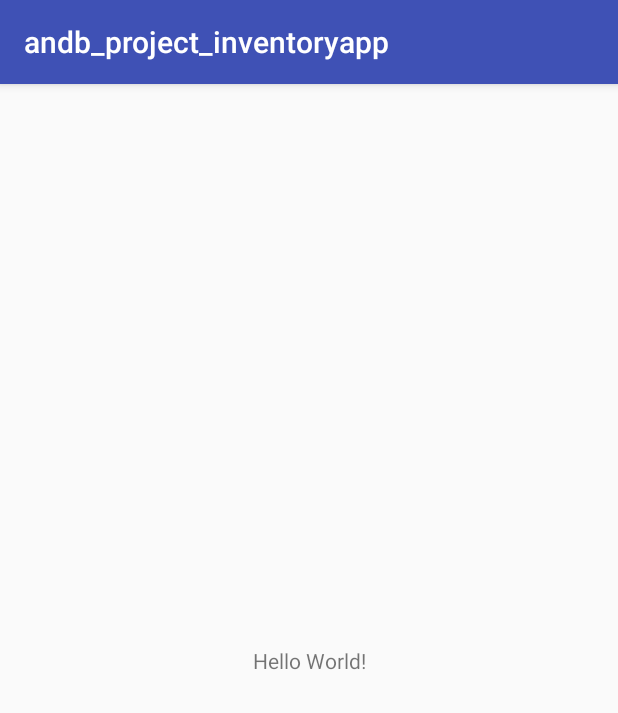
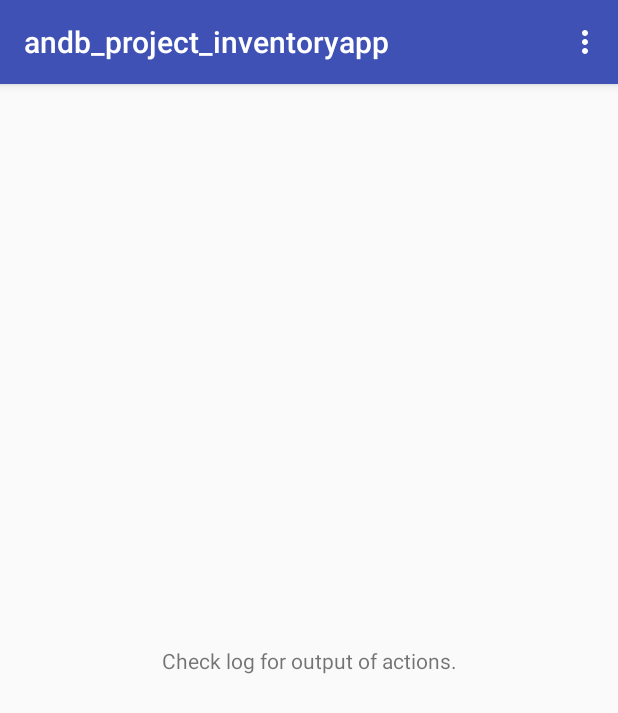
Before and after one commit to jmhardison/andb_project_inventoryapp, an Android app: the screen it shows after launch (MainActivity), on a phone screen of 412 x 824 dp. Shown: the top 713 px of the screen. Run offline under Robolectric (Android 15) with nearby library versions, the phone set to English and light mode, and no system bars.

```diff
--- a/app/src/main/res/layout/activity_main.xml
+++ b/app/src/main/res/layout/activity_main.xml
@@ -9,7 +9,7 @@
     <TextView
         android:layout_width="wrap_content"
         android:layout_height="wrap_content"
-        android:text="Hello World!"
+        android:text="Check log for output of actions."
         app:layout_constraintBottom_toBottomOf="parent"
         app:layout_constraintLeft_toLeftOf="parent"
         app:layout_constraintRight_toRightOf="parent"
--- /dev/null
+++ b/app/src/main/res/menu/menu_mainactivity.xml
@@ -0,0 +1,16 @@
+<?xml version="1.0" encoding="utf-8"?>
+<menu xmlns:android="http://schemas.android.com/apk/res/android"
+    xmlns:app="http://schemas.android.com/apk/res-auto"
+    xmlns:tools="http://schemas.android.com/tools"
+    tools:context=".MainActivity">
+
+    <item
+        android:id="@+id/action_create_sample_data"
+        android:title="@string/action_create_sample_data"
+        app:showAsAction="never" />
+
+    <item
+        android:id="@+id/action_delete_data"
+        android:title="@string/action_delete_data"
+        app:showAsAction="never" />
+</menu>
--- a/app/src/main/res/values/strings.xml
+++ b/app/src/main/res/values/strings.xml
@@ -1,3 +1,5 @@
 <resources>
     <string name="app_name">andb_project_inventoryapp</string>
+    <string name="action_create_sample_data">Create Sample Data</string>
+    <string name="action_delete_data">Delete Data</string>
 </resources>
--- a/build.gradle
+++ b/build.gradle
@@ -7,7 +7,7 @@ buildscript {
         jcenter()
     }
     dependencies {
-        classpath 'com.android.tools.build:gradle:3.1.3'
+        classpath 'com.android.tools.build:gradle:3.1.4'
 
 
         // NOTE: Do not place your application dependencies here; they belong
```
Also changed, not shown: app/src/main/java/com/jonathanhardison/andb_project_inventoryapp/MainActivity.java (+112 -0 lines), app/src/main/java/com/jonathanhardison/andb_project_inventoryapp/data/DataOperations.java (added, +97 -0 lines), app/src/main/java/com/jonathanhardison/andb_project_inventoryapp/data/InventoryContract.java (+24 -6 lines), app/src/main/java/com/jonathanhardison/andb_project_inventoryapp/data/InventoryDBHelper.java (+11 -1 lines).
